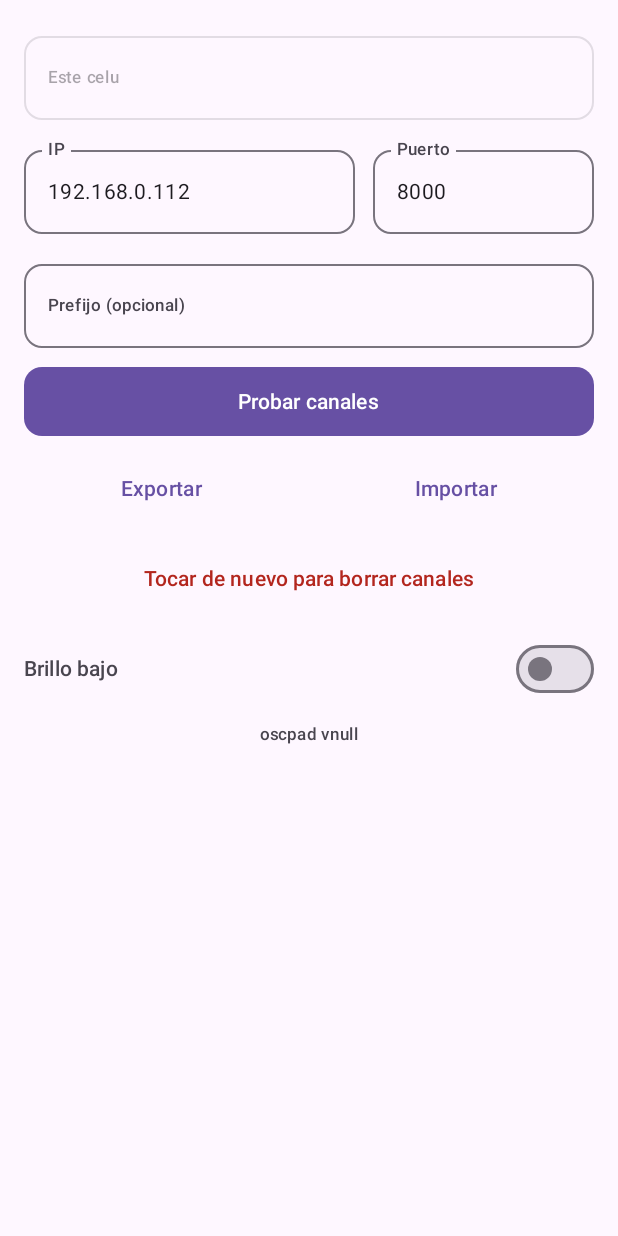
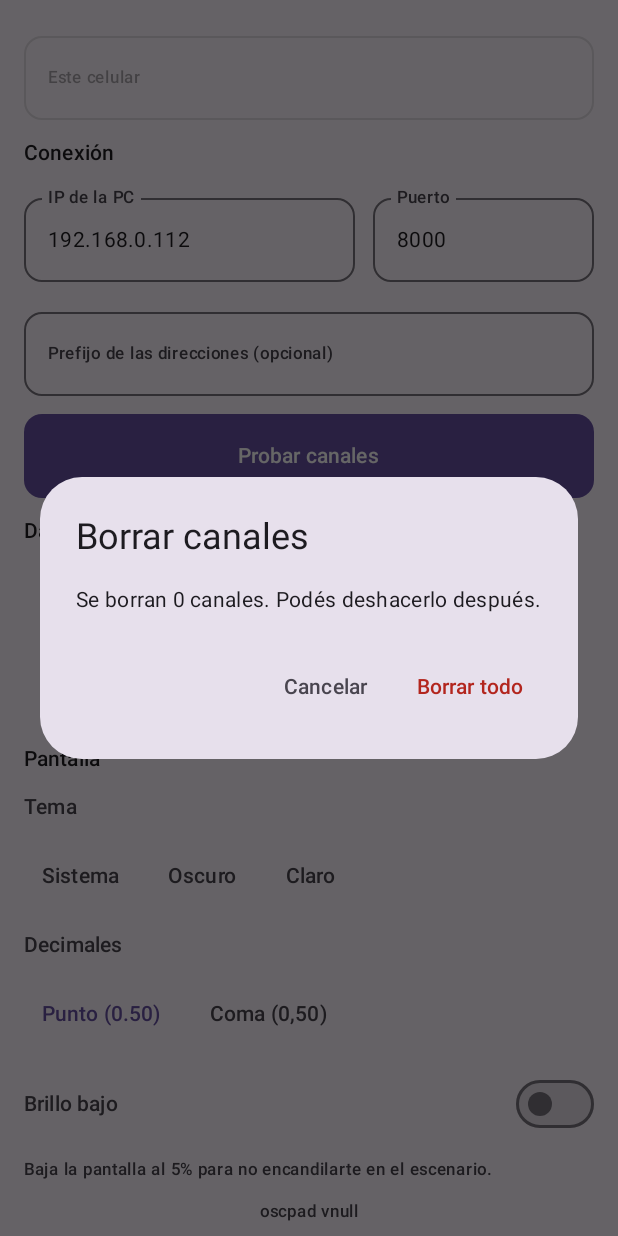
Before and after one commit to imnavaris/oscpad, an Android app built with Jetpack Compose: the composable SettingsPanel called with empty values, after a tap on "Borrar canales", on a phone screen of 412 x 824 dp. Run offline under Robolectric (Android 15) with nearby library versions, the phone set to English and light mode, and no system bars; network calls fail.

Commit message:
feat: batch swarm audit - presets, seguridad, import, UI
H01 crear primer preset. H02/H29 estado 3 valores + texto. H03/H04 delete/overwrite con undo. H05 presets no tocan red. H06 borrar con dialogo + undo. H07 hits 48dp. H08 filas 48dp + strike mute. H09 pagina 1/5. H10 labels sliders. H11 decimales punto/coma. H12 destructivo en rojo. H16 secciones. H17/H26/H27 copy. H18/H19 handle + copy. H21 G desacoplado. H23 boton 56dp. H25 letra grotesk. H28 Enclavado. H32 Scaffold. H33 tema claro/oscuro. K1 allowBackup=false. F1-F9/F11 import robusto. Sin broad/silent excepts en codigo nuevo. v1.2.0.

```diff
--- a/app/build.gradle.kts
+++ b/app/build.gradle.kts
@@ -20,8 +20,8 @@ android {
         applicationId = "ar.matu.oscpad"
         minSdk = 26
         targetSdk = 35
-        versionCode = 3
-        versionName = "1.1.0"
+        versionCode = 4
+        versionName = "1.2.0"
     }
 
     val keystorePath = localProps.getProperty("oscKeystore")
--- a/app/src/main/AndroidManifest.xml
+++ b/app/src/main/AndroidManifest.xml
@@ -10,7 +10,9 @@
     <application
         android:label="oscpad"
         android:icon="@mipmap/ic_launcher"
-        android:theme="@android:style/Theme.Material.NoActionBar">
+        android:theme="@android:style/Theme.Material.NoActionBar"
+        android:allowBackup="false"
+        android:fullBackupContent="false">
 
         <activity
             android:name=".MainActivity"
--- a/app/src/main/java/ar/matu/oscpad/Fader.kt
+++ b/app/src/main/java/ar/matu/oscpad/Fader.kt
@@ -32,6 +32,7 @@ fun Fader(
         .width(64.dp)
         .height(320.dp),
     label: String = "Fader",
+    comma: Boolean = false,
 ) {
     val colors = MaterialTheme.colorScheme
     val current by rememberUpdatedState(value)
@@ -41,7 +42,7 @@ fun Fader(
 
     Canvas(
         modifier = modifier
-            .semantics { contentDescription = "$label, valor ${formatValue(value)}" }
+            .semantics { contentDescription = "$label, valor ${formatValue(value, comma)}" }
             .pointerInput(Unit) {
                 detectTapGestures(
                     onTap = { emit((1f - it.y / size.height).coerceIn(0f, 1f)) },
--- a/app/src/main/java/ar/matu/oscpad/SettingsPanel.kt
+++ b/app/src/main/java/ar/matu/oscpad/SettingsPanel.kt
@@ -11,6 +11,7 @@ import androidx.compose.foundation.shape.RoundedCornerShape
 import androidx.compose.foundation.verticalScroll
 import androidx.compose.foundation.text.KeyboardActions
 import androidx.compose.foundation.text.KeyboardOptions
+import androidx.compose.material3.AlertDialog
 import androidx.compose.material3.Button
 import androidx.compose.material3.ButtonDefaults
 import androidx.compose.material3.MaterialTheme
@@ -42,7 +43,12 @@ fun SettingsPanel(
     net: NetConfig,
     localIp: String,
     dim: Boolean,
+    decComma: Boolean,
+    theme: String,
+    channelCount: Int,
     onDimChange: (Boolean) -> Unit,
+    onDecCommaChange: (Boolean) -> Unit,
+    onThemeChange: (String) -> Unit,
     onChange: (NetConfig) -> Unit,
     onTestAll: () -> Unit,
     onClearAll: () -> Unit,
@@ -52,7 +58,7 @@ fun SettingsPanel(
     var host by remember { mutableStateOf(net.host) }
     var port by remember { mutableStateOf(net.port.toString()) }
     var prefixText by remember { mutableStateOf(net.prefix) }
-    var confirmClear by remember { mutableStateOf(false) }
+    var showClearDialog by remember { mutableStateOf(false) }
     var hostTouched by remember { mutableStateOf(false) }
     var portTouched by remember { mutableStateOf(false) }
     val focusManager = LocalFocusManager.current
@@ -76,16 +82,17 @@ fun SettingsPanel(
         verticalArrangement = Arrangement.spacedBy(12.dp),
     ) {
         Field(
-            label = "Este celu",
+            label = "Este celular",
             value = localIp,
             isError = false,
             modifier = Modifier.fillMaxWidth(),
             readOnly = true,
             onChange = {},
         )
+        SectionTitle("Conexión")
         Row(horizontalArrangement = Arrangement.spacedBy(12.dp)) {
             Field(
-                label = "IP",
+                label = "IP de la PC",
                 value = host,
                 isError = !hostOk,
                 modifier = Modifier
@@ -116,7 +123,7 @@ fun SettingsPanel(
             )
         }
         Field(
-            label = "Prefijo (opcional)",
+            label = "Prefijo de las direcciones (opcional)",
             value = prefixText,
             isError = false,
             modifier = Modifier
@@ -133,7 +140,7 @@ fun SettingsPanel(
             onClick = onTestAll,
             modifier = Modifier
                 .fillMaxWidth()
-                .height(46.dp),
+                .height(56.dp),
             shape = RoundedCornerShape(12.dp),
             colors = ButtonDefaults.buttonColors(
                 containerColor = MaterialTheme.colorScheme.primary,
@@ -146,6 +153,7 @@ fun SettingsPanel(
                 fontWeight = FontWeight.Medium,
             )
         }
+        SectionTitle("Datos")
         Row(
             modifier = Modifier.fillMaxWidth(),
             horizontalArrangement = Arrangement.spacedBy(12.dp),
@@ -172,24 +180,48 @@ fun SettingsPanel(
             }
         }
         TextButton(
-            onClick = {
-                if (confirmClear) {
-                    confirmClear = false
-                    onClearAll()
-                } else {
-                    confirmClear = true
-                }
-            },
+            onClick = { showClearDialog = true },
             modifier = Modifier.fillMaxWidth(),
         ) {
             Text(
-                text = if (confirmClear) "Tocar de nuevo para borrar canales" else "Borrar canales",
+                text = "Borrar canales",
                 style = MaterialTheme.typography.labelLarge,
-                color = if (confirmClear) {
-                    MaterialTheme.colorScheme.error
-                } else {
-                    MaterialTheme.colorScheme.onSurfaceVariant
+                color = MaterialTheme.colorScheme.error,
+            )
+        }
+        if (showClearDialog) {
+            AlertDialog(
+                onDismissRequest = { showClearDialog = false },
+                confirmButton = {
+                    TextButton(
+                        onClick = {
+                            showClearDialog = false
+                            onClearAll()
+                        },
+                    ) {
+                        Text(
+                            text = "Borrar todo",
+                            color = MaterialTheme.colorScheme.error,
+                        )
+                    }
                 },
+                dismissButton = {
+                    TextButton(onClick = { showClearDialog = false }) {
+                        Text(
+                            text = "Cancelar",
+                            color = MaterialTheme.colorScheme.onSurfaceVariant,
+                        )
+                    }
+                },
+                title = { Text("Borrar canales") },
+                text = {
+                    Text(
+                        text = "Se borran $channelCount canales. Podés deshacerlo después.",
+                    )
+                },
+                containerColor = MaterialTheme.colorScheme.surfaceVariant,
+                titleContentColor = MaterialTheme.colorScheme.onSurface,
+                textContentColor = MaterialTheme.colorScheme.onSurface,
             )
         }
         val context = LocalContext.current
@@ -197,6 +229,48 @@ fun SettingsPanel(
             context.packageManager.getPackageInfo(context.packageName, 0).versionName
         } catch (e: Exception) {
             "?"
+        }
+        SectionTitle("Pantalla")
+        Text(
+            text = "Tema",
+            style = MaterialTheme.typography.labelLarge,
+            color = MaterialTheme.colorScheme.onSurfaceVariant,
+        )
+        Row(horizontalArrangement = Arrangement.spacedBy(8.dp)) {
+            listOf("system" to "Sistema", "dark" to "Oscuro", "light" to "Claro").forEach { (key, label) ->
+                val selected = theme == key
+                TextButton(onClick = { onThemeChange(key) }) {
+                    Text(
+                        text = label,
+                        style = MaterialTheme.typography.labelLarge,
+                        color = if (selected) {
+                            MaterialTheme.colorScheme.primary
+                        } else {
+                            MaterialTheme.colorScheme.onSurfaceVariant
+                        },
+                    )
+                }
+            }
+        }
+        Text(
+            text = "Decimales",
+            style = MaterialTheme.typography.labelLarge,
+            color = MaterialTheme.colorScheme.onSurfaceVariant,
+        )
+        Row(horizontalArrangement = Arrangement.spacedBy(8.dp)) {
+            listOf(false to "Punto (0.50)", true to "Coma (0,50)").forEach { (key, label) ->
+                TextButton(onClick = { onDecCommaChange(key) }) {
+                    Text(
+                        text = label,
+                        style = MaterialTheme.typography.labelLarge,
+                        color = if (decComma == key) {
+                            MaterialTheme.colorScheme.primary
+                        } else {
+                            MaterialTheme.colorScheme.onSurfaceVariant
+                        },
+                    )
+                }
+            }
         }
         Row(
             modifier = Modifier.fillMaxWidth(),
@@ -211,12 +285,27 @@ fun SettingsPanel(
             Switch(checked = dim, onCheckedChange = onDimChange)
         }
         Text(
+            text = "Baja la pantalla al 5% para no encandilarte en el escenario.",
+            style = MaterialTheme.typography.labelSmall,
+            color = MaterialTheme.colorScheme.onSurfaceVariant,
+        )
+        Text(
             text = "oscpad v$version",
             style = MaterialTheme.typography.labelSmall,
             color = MaterialTheme.colorScheme.onSurfaceVariant,
             modifier = Modifier.align(Alignment.CenterHorizontally),
         )
     }
+}
+
+@Composable
+private fun SectionTitle(text: String) {
+    Text(
+        text = text,
+        style = MaterialTheme.typography.titleSmall,
+        fontWeight = FontWeight.Medium,
+        color = MaterialTheme.colorScheme.onSurface,
+    )
 }
 
 @Composable
```
Also changed, not shown: app/src/main/java/ar/matu/oscpad/ChannelModule.kt (+49 -15 lines), app/src/main/java/ar/matu/oscpad/Config.kt (+63 -12 lines), app/src/main/java/ar/matu/oscpad/MainActivity.kt (+182 -70 lines), app/src/main/java/ar/matu/oscpad/PresetsPanel.kt (+18 -55 lines), 6 other files.
